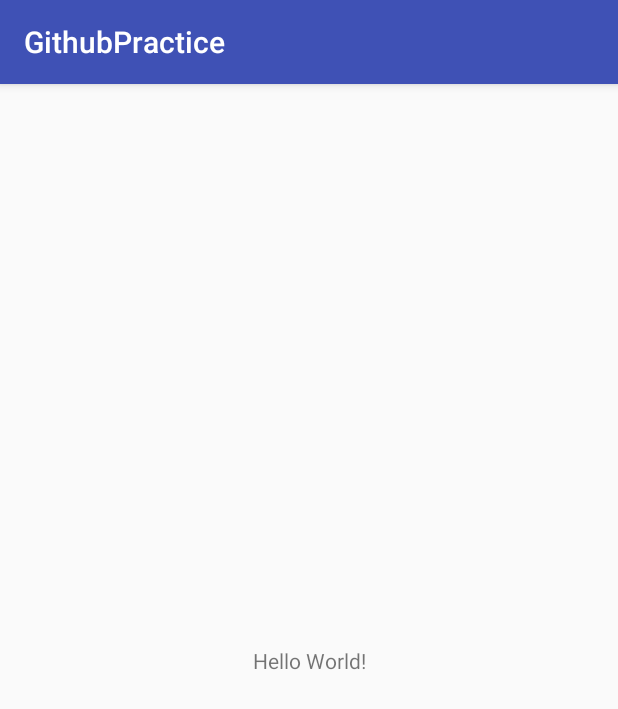
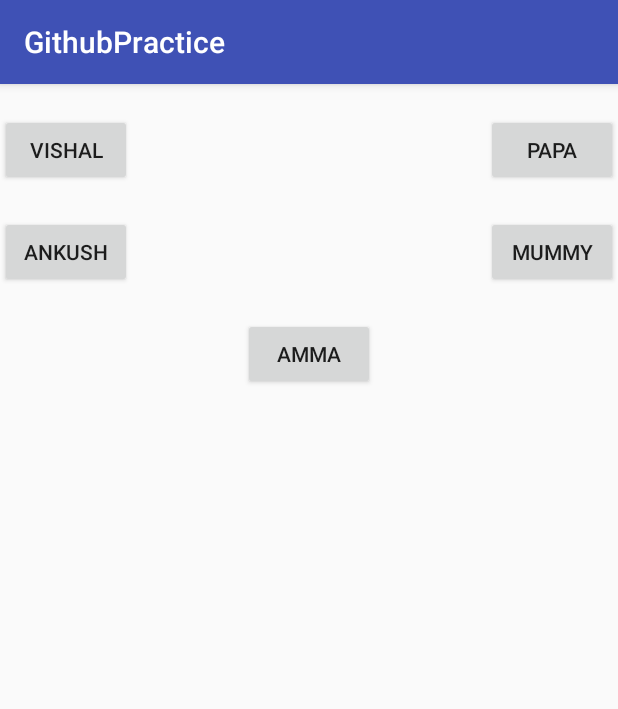
Before and after one commit to Vishalpcd/GithubPractice, an Android app: the screen it shows after launch (MainActivity), on a phone screen of 412 x 824 dp. Shown: the top 709 px of the screen. Run offline under Robolectric (Android 15) with nearby library versions, the phone set to English and light mode, and no system bars.

Commit message:
Added buttons and their functions.

```diff
--- a/app/src/main/AndroidManifest.xml
+++ b/app/src/main/AndroidManifest.xml
@@ -1,6 +1,10 @@
 <?xml version="1.0" encoding="utf-8"?>
 <manifest xmlns:android="http://schemas.android.com/apk/res/android"
     package="com.ticket.m.githubpractice">
+    <uses-permission android:name="android.permission.WRITE_EXTERNAL_STORAGE"
+        android:maxSdkVersion="23"></uses-permission>
+    <uses-permission android:name="android.permission.READ_EXTERNAL_STORAGE"
+        android:maxSdkVersion="23"></uses-permission>
 
     <application
         android:allowBackup="true"
--- a/app/src/main/java/com/ticket/m/githubpractice/MainActivity.java
+++ b/app/src/main/java/com/ticket/m/githubpractice/MainActivity.java
@@ -1,13 +1,94 @@
 package com.ticket.m.githubpractice;
 
+import android.graphics.Bitmap;
+import android.graphics.BitmapFactory;
 import android.support.v7.app.AppCompatActivity;
 import android.os.Bundle;
+import android.view.View;
+import android.widget.Button;
+import android.widget.ImageView;
+
+import java.io.File;
 
 public class MainActivity extends AppCompatActivity {
 
+    private Button vishal,ankush,dad,mummy,amma;
+    private ImageView image;
     @Override
     protected void onCreate(Bundle savedInstanceState) {
         super.onCreate(savedInstanceState);
         setContentView(R.layout.activity_main);
+        vishal = findViewById(R.id.myPic);
+        ankush = findViewById(R.id.ankushPic);
+        dad=findViewById(R.id.Dad);
+        mummy=findViewById(R.id.Mummy);
+        amma=findViewById(R.id.Amma);
+        image = findViewById(R.id.image);
+        dad.setOnClickListener(new View.OnClickListener() {
+            @Override
+            public void onClick(View view) {
+                File DadImage=new File("/storage/emulated/0/DCIM/Restored/20170510_134933.jpg");
+                if(DadImage.exists())
+                {
+                    Bitmap DadImageBitmap=BitmapFactory.decodeFile(DadImage.getAbsolutePath());
+                    image.setVisibility(View.VISIBLE);
+                    image.setImageBitmap(DadImageBitmap);
+                }
+            }
+        });
+        mummy.setOnClickListener(new View.OnClickListener() {
+            @Override
+            public void onClick(View view) {
+                File MummyImage=new File("/storage/emulated/0/DCIM/Restored/20170814_100513.jpg");
+                if(MummyImage.exists())
+                {
+                    Bitmap MummyImageBitmap=BitmapFactory.decodeFile(MummyImage.getAbsolutePath());
+                    image.setVisibility(View.VISIBLE);
+                    image.setImageBitmap(MummyImageBitmap);
+                }
+            }
+        });
+        amma.setOnClickListener(new View.OnClickListener() {
+            @Override
+            public void onClick(View view) {
+                File AmmaImage=new File("/storage/86D4-07E8/GBWhatsApp Old/Media/Media/GBWhatsApp Images/IMG-20171120-WA0006.jpg");
+                if(AmmaImage.exists())
+                {
+                    Bitmap AmmaImageBitmap=BitmapFactory.decodeFile(AmmaImage.getAbsolutePath());
+                    image.setVisibility(View.VISIBLE);
+                    image.setImageBitmap(AmmaImageBitmap);
+                }
+            }
+        });
+        vishal.setOnClickListener(new View.OnClickListener() {
+            @Override
+            public void onClick(View view) {
+                File VishalImage= new File("/storage/86D4-07E8/IMG_20171212_211700_497.jpg");
+                if(VishalImage.exists())
+                {
+                    Bitmap VishalImageBitmap= BitmapFactory.decodeFile(VishalImage.getAbsolutePath());
+                    image.setVisibility(View.VISIBLE);
+                    image.setImageBitmap(VishalImageBitmap);
+                }
+            }
+        });
+        ankush.setOnClickListener(new View.OnClickListener() {
+            @Override
+            public void onClick(View view) {
+                File AnkushImage=new File("/storage/86D4-07E8/DCIM/Camera/20171210_101357.jpg");
+                if (AnkushImage.exists())
+                {
+                    Bitmap AnkushImageBitmap=BitmapFactory.decodeFile(AnkushImage.getAbsolutePath());
+                    image.setVisibility(View.VISIBLE);
+                    image.setImageBitmap(AnkushImageBitmap);
+                }
+            }
+        });
     }
+
+
+
+
+
+
 }
--- a/app/src/main/res/layout/activity_main.xml
+++ b/app/src/main/res/layout/activity_main.xml
@@ -1,18 +1,58 @@
 <?xml version="1.0" encoding="utf-8"?>
-<android.support.constraint.ConstraintLayout xmlns:android="http://schemas.android.com/apk/res/android"
+<RelativeLayout xmlns:android="http://schemas.android.com/apk/res/android"
     xmlns:app="http://schemas.android.com/apk/res-auto"
     xmlns:tools="http://schemas.android.com/tools"
     android:layout_width="match_parent"
     android:layout_height="match_parent"
     tools:context="com.ticket.m.githubpractice.MainActivity">
 
-    <TextView
+    <Button
         android:layout_width="wrap_content"
         android:layout_height="wrap_content"
-        android:text="Hello World!"
-        app:layout_constraintBottom_toBottomOf="parent"
-        app:layout_constraintLeft_toLeftOf="parent"
-        app:layout_constraintRight_toRightOf="parent"
-        app:layout_constraintTop_toTopOf="parent" />
+        android:layout_marginTop="20sp"
+        android:id="@+id/myPic"
+        android:text="Vishal"
+        />
+    <Button
+        android:layout_width="wrap_content"
+        android:layout_height="wrap_content"
+        android:layout_below="@id/myPic"
+        android:id="@+id/ankushPic"
+        android:layout_marginTop="20sp"
+        android:text="Ankush"
+       />
+    <Button
+        android:layout_width="wrap_content"
+        android:layout_height="wrap_content"
+        android:text="Papa"
+        android:id="@+id/Dad"
+        android:layout_alignParentRight="true"
 
-</android.support.constraint.ConstraintLayout>
+        android:layout_marginTop="20sp"/>
+    <Button
+        android:layout_width="wrap_content"
+        android:layout_height="wrap_content"
+        android:text="Mummy"
+        android:id="@+id/Mummy"
+        android:layout_alignParentRight="true"
+        android:layout_marginTop="20sp"
+        android:layout_below="@id/Dad"/>
+    <Button
+        android:layout_width="wrap_content"
+        android:layout_height="wrap_content"
+        android:layout_below="@id/ankushPic"
+        android:layout_centerHorizontal="true"
+        android:layout_marginTop="20sp"
+        android:id="@+id/Amma"
+        android:text="Amma"/>
+    <ImageView
+        android:layout_width="wrap_content"
+        android:layout_height="wrap_content"
+        android:layout_marginTop="20sp"
+        android:layout_below="@id/ankushPic"
+        android:layout_centerHorizontal="true"
+        android:visibility="gone"
+        android:id="@+id/image"
+        />
+
+</RelativeLayout>
```
